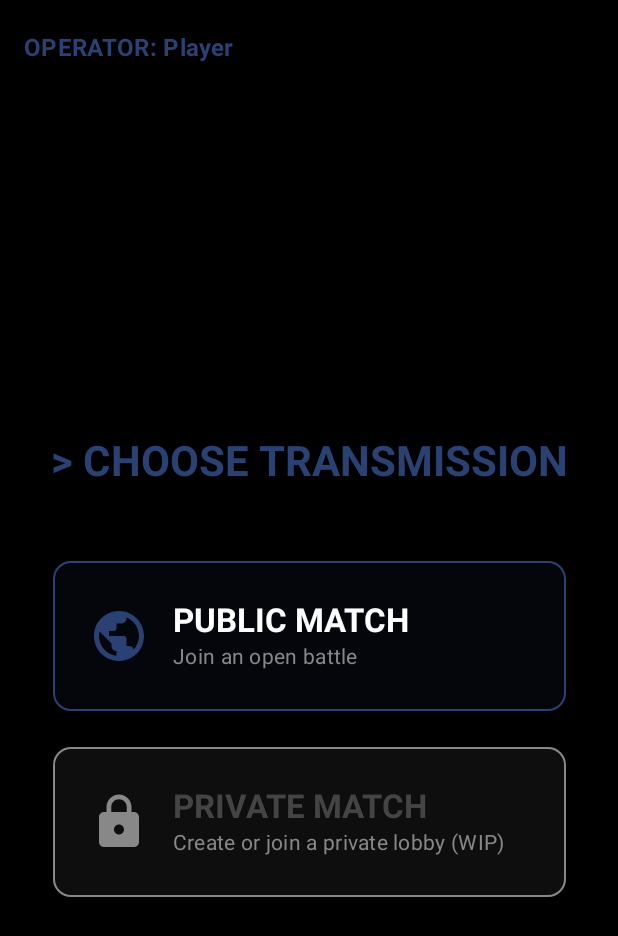
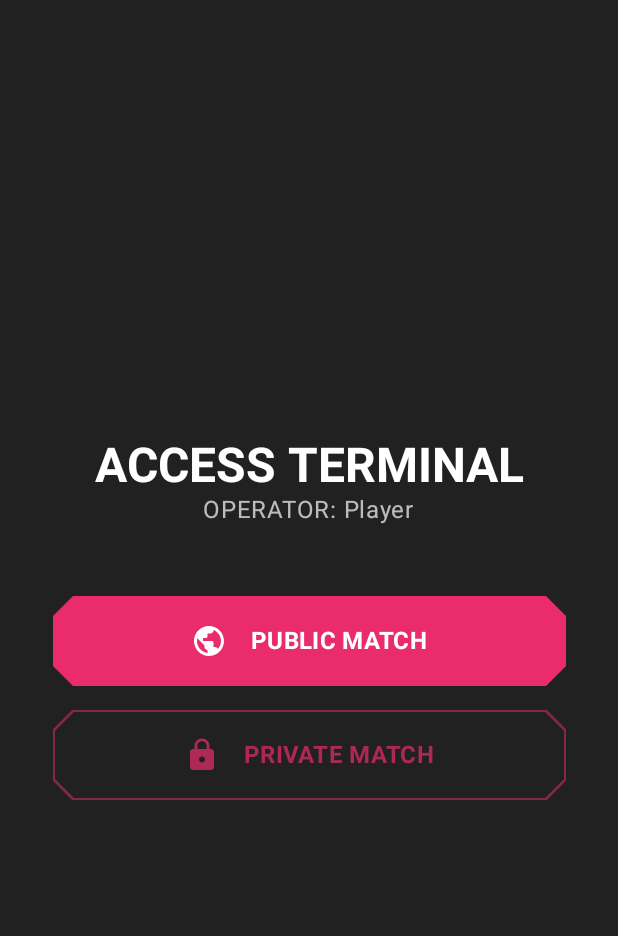
Before and after one commit to plg2001/GeoWar, an Android app built with Jetpack Compose: the LobbyScreen screen opened through its navigation route, on a phone screen of 412 x 824 dp. Shown: the top 936 px of the screen. Run offline under Robolectric (Android 15) with nearby library versions, the light colour scheme and no system bars; libraries missing offline, so code that uses them is left out: com.auth0.android.

Commit message:
grafica lobby mmigliorata

```diff
--- a/app/src/main/java/com/example/geowar/ui/lobby/LobbyScreen.kt
+++ b/app/src/main/java/com/example/geowar/ui/lobby/LobbyScreen.kt
@@ -1,8 +1,6 @@
 package com.example.geowar.ui.lobby
 
 import androidx.compose.foundation.BorderStroke
-import androidx.compose.foundation.background
-import androidx.compose.foundation.border
 import androidx.compose.foundation.layout.*
 import androidx.compose.material.icons.Icons
 import androidx.compose.material.icons.filled.Lock
@@ -14,100 +12,74 @@ import androidx.compose.ui.Modifier
 import androidx.compose.ui.graphics.Color
 import androidx.compose.ui.text.font.FontWeight
 import androidx.compose.ui.unit.dp
+import com.example.geowar.ui.theme.TerminalShape
 
-@OptIn(ExperimentalMaterial3Api::class)
 @Composable
 fun LobbyScreen(
     username: String,
     onPublicMatchClick: () -> Unit,
     onPrivateMatchClick: () -> Unit
 ) {
-    Scaffold(
-        topBar = {
-            TopAppBar(
-                title = {
-                    Text(
-                        "OPERATOR: $username",
-                        style = MaterialTheme.typography.titleMedium,
-                        fontWeight = FontWeight.Bold
-                    )
-                },
-                colors = TopAppBarDefaults.topAppBarColors(
-                    containerColor = Color.Transparent,
-                    titleContentColor = MaterialTheme.colorScheme.primary
-                )
-            )
-        },
-        containerColor = Color.Black
-    ) { innerPadding ->
     Column(
         modifier = Modifier
             .fillMaxSize()
-                .padding(innerPadding)
             .padding(16.dp),
         verticalArrangement = Arrangement.Center,
         horizontalAlignment = Alignment.CenterHorizontally
     ) {
         Text(
-                text = "> CHOOSE TRANSMISSION",
-                style = MaterialTheme.typography.headlineMedium,
+            text = "ACCESS TERMINAL",
+            style = MaterialTheme.typography.headlineLarge,
             fontWeight = FontWeight.Bold,
-                color = MaterialTheme.colorScheme.primary
+            color = Color.White
+        )
+        Text(
+            text = "OPERATOR: $username",
+            style = MaterialTheme.typography.bodyLarge,
+            color = Color.White.copy(alpha = 0.7f)
         )
 
         Spacer(modifier = Modifier.height(48.dp))
 
         // PUBLIC MATCH BUTTON
-            Card(
+        Button(
             onClick = onPublicMatchClick,
             modifier = Modifier
                 .fillMaxWidth(0.9f)
-                    .height(100.dp),
-                shape = MaterialTheme.shapes.medium,
-                colors = CardDefaults.cardColors(
-                    containerColor = MaterialTheme.colorScheme.primary.copy(alpha = 0.1f)
-                ),
-                border = BorderStroke(1.dp, MaterialTheme.colorScheme.primary)
+                .height(60.dp),
+            shape = TerminalShape(),
+            colors = ButtonDefaults.buttonColors(
+                containerColor = MaterialTheme.colorScheme.primary
+            )
         ) {
-                Row(
-                    modifier = Modifier.fillMaxSize().padding(horizontal = 24.dp),
-                    verticalAlignment = Alignment.CenterVertically,
-                    horizontalArrangement = Arrangement.spacedBy(16.dp)
-                ) {
-                    Icon(Icons.Default.Public, "Public Match", tint = MaterialTheme.colorScheme.primary, modifier = Modifier.size(40.dp))
-                    Column {
-                        Text("PUBLIC MATCH", style = MaterialTheme.typography.titleLarge, fontWeight = FontWeight.Bold, color = Color.White)
-                        Text("Join an open battle", style = MaterialTheme.typography.bodyMedium, color = Color.Gray)
-                    }
+            Row(verticalAlignment = Alignment.CenterVertically) {
+                Icon(Icons.Default.Public, contentDescription = "Public Match", modifier = Modifier.size(24.dp))
+                Spacer(modifier = Modifier.width(16.dp))
+                Text("PUBLIC MATCH", style = MaterialTheme.typography.titleMedium, fontWeight = FontWeight.Bold)
             }
         }
 
-            Spacer(modifier = Modifier.height(24.dp))
+        Spacer(modifier = Modifier.height(16.dp))
 
         // PRIVATE MATCH BUTTON
-            Card(
+        OutlinedButton(
             onClick = onPrivateMatchClick,
             modifier = Modifier
                 .fillMaxWidth(0.9f)
-                    .height(100.dp),
-                shape = MaterialTheme.shapes.medium,
-                colors = CardDefaults.cardColors(
-                    containerColor = Color.Gray.copy(alpha = 0.1f)
-                ),
-                border = BorderStroke(1.dp, Color.Gray)
+                .height(60.dp),
+            shape = TerminalShape(),
+            border = BorderStroke(1.dp, MaterialTheme.colorScheme.primary.copy(alpha = 0.5f))
         ) {
-                 Row(
-                    modifier = Modifier.fillMaxSize().padding(horizontal = 24.dp),
-                    verticalAlignment = Alignment.CenterVertically,
-                    horizontalArrangement = Arrangement.spacedBy(16.dp)
-                ) {
-                    Icon(Icons.Default.Lock, "Private Match", tint = Color.Gray, modifier = Modifier.size(40.dp))
-                    Column {
-                        Text("PRIVATE MATCH", style = MaterialTheme.typography.titleLarge, fontWeight = FontWeight.Bold, color = Color.DarkGray)
-                        Text("Create or join a private lobby (WIP)", style = MaterialTheme.typography.bodyMedium, color = Color.Gray)
+            Row(verticalAlignment = Alignment.CenterVertically) {
+                Icon(Icons.Default.Lock, contentDescription = "Private Match", modifier = Modifier.size(24.dp), tint = MaterialTheme.colorScheme.primary.copy(alpha = 0.7f))
+                Spacer(modifier = Modifier.width(16.dp))
+                Text(
+                    "PRIVATE MATCH",
+                    style = MaterialTheme.typography.titleMedium,
+                    fontWeight = FontWeight.Bold,
+                    color = MaterialTheme.colorScheme.primary.copy(alpha = 0.7f)
+                )
             }
         }
     }
 }
-    }
-}
--- a/app/src/main/java/com/example/geowar/ui/theme/Color.kt
+++ b/app/src/main/java/com/example/geowar/ui/theme/Color.kt
@@ -2,6 +2,7 @@ package com.example.geowar.ui.theme
 
 import androidx.compose.ui.graphics.Color
 
+// Original Theme Colors
 val Purple80 = Color(0xFFD0BCFF)
 val PurpleGrey80 = Color(0xFFCCC2DC)
 val Pink80 = Color(0xFFEFB8C8)
@@ -9,3 +10,10 @@ val Pink80 = Color(0xFFEFB8C8)
 val Purple40 = Color(0xFF6650a4)
 val PurpleGrey40 = Color(0xFF625b71)
 val Pink40 = Color(0xFF7D5260)
+
+// Cyberpunk Theme Colors
+val CyberpunkPink = Color(0xFFEA2C6D)
+val CyberpunkBlue = Color(0xFF00F0FF)
+val CyberpunkBackground = Color(0xFF212121) // Sfondo scuro quasi nero
+val CyberpunkSurface = Color(0xFF3A3A3A) // Superfici leggermente più chiare
+val CyberpunkText = Color(0xFFF0F0F0) // Testo bianco sporco
--- /dev/null
+++ b/app/src/main/java/com/example/geowar/ui/theme/Shapes.kt
@@ -0,0 +1,30 @@
+package com.example.geowar.ui.theme
+
+import androidx.compose.ui.geometry.Size
+import androidx.compose.ui.graphics.Outline
+import androidx.compose.ui.graphics.Path
+import androidx.compose.ui.graphics.Shape
+import androidx.compose.ui.unit.Density
+import androidx.compose.ui.unit.LayoutDirection
+
+class TerminalShape(private val cutCornerSize: Float = 20f) : Shape {
+    override fun createOutline(
+        size: Size,
+        layoutDirection: LayoutDirection,
+        density: Density
+    ): Outline {
+        return Outline.Generic(
+            path = Path().apply {
+                moveTo(cutCornerSize, 0f)
+                lineTo(size.width - cutCornerSize, 0f)
+                lineTo(size.width, cutCornerSize)
+                lineTo(size.width, size.height - cutCornerSize)
+                lineTo(size.width - cutCornerSize, size.height)
+                lineTo(cutCornerSize, size.height)
+                lineTo(0f, size.height - cutCornerSize)
+                lineTo(0f, cutCornerSize)
+                close()
+            }
+        )
+    }
+}
--- a/app/src/main/java/com/example/geowar/ui/theme/Theme.kt
+++ b/app/src/main/java/com/example/geowar/ui/theme/Theme.kt
@@ -9,46 +9,44 @@ import androidx.compose.material3.dynamicDarkColorScheme
 import androidx.compose.material3.dynamicLightColorScheme
 import androidx.compose.material3.lightColorScheme
 import androidx.compose.runtime.Composable
+import androidx.compose.ui.graphics.Color
 import androidx.compose.ui.platform.LocalContext
 
 private val DarkColorScheme = darkColorScheme(
-    primary = Purple80,
-    secondary = PurpleGrey80,
-    tertiary = Pink80
+    primary = CyberpunkPink,
+    secondary = CyberpunkBlue,
+    tertiary = CyberpunkPink,
+    background = CyberpunkBackground,
+    surface = CyberpunkSurface,
+    onPrimary = Color.White,
+    onSecondary = Color.Black,
+    onTertiary = Color.White,
+    onBackground = CyberpunkText,
+    onSurface = CyberpunkText,
+    error = CyberpunkPink
 )
 
 private val LightColorScheme = lightColorScheme(
-    primary = Purple40,
-    secondary = PurpleGrey40,
-    tertiary = Pink40
-
-    /* Other default colors to override
-    background = Color(0xFFFFFBFE),
-    surface = Color(0xFFFFFBFE),
+    primary = CyberpunkPink,
+    secondary = CyberpunkBlue,
+    tertiary = CyberpunkPink,
+    background = CyberpunkBackground,
+    surface = CyberpunkSurface,
     onPrimary = Color.White,
-    onSecondary = Color.White,
+    onSecondary = Color.Black,
     onTertiary = Color.White,
-    onBackground = Color(0xFF1C1B1F),
-    onSurface = Color(0xFF1C1B1F),
-    */
+    onBackground = CyberpunkText,
+    onSurface = CyberpunkText,
+    error = CyberpunkPink
 )
 
 @Composable
 fun GeoWarTheme(
-    darkTheme: Boolean = isSystemInDarkTheme(),
-    // Dynamic color is available on Android 12+
-    dynamicColor: Boolean = true,
+    darkTheme: Boolean = true, // Force dark theme for cyberpunk style
+    dynamicColor: Boolean = false, // Disable dynamic color to enforce our theme
     content: @Composable () -> Unit
 ) {
-    val colorScheme = when {
-        dynamicColor && Build.VERSION.SDK_INT >= Build.VERSION_CODES.S -> {
-            val context = LocalContext.current
-            if (darkTheme) dynamicDarkColorScheme(context) else dynamicLightColorScheme(context)
-        }
-
-        darkTheme -> DarkColorScheme
-        else -> LightColorScheme
-    }
+    val colorScheme = if (darkTheme) DarkColorScheme else LightColorScheme
 
     MaterialTheme(
         colorScheme = colorScheme,
```
Lines whose indentation alone changed are shown as unchanged.
